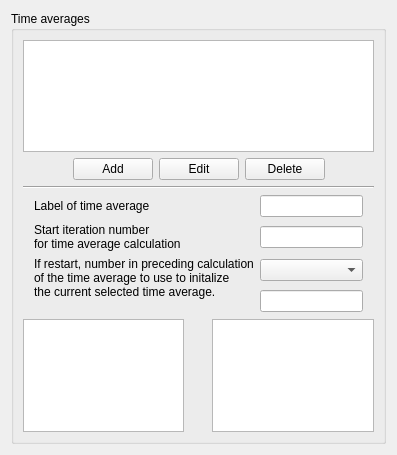
Above: gui/Pages/TimeAveragesForm.ui from code-saturne/code_saturne before the change. Below: the same form after it.
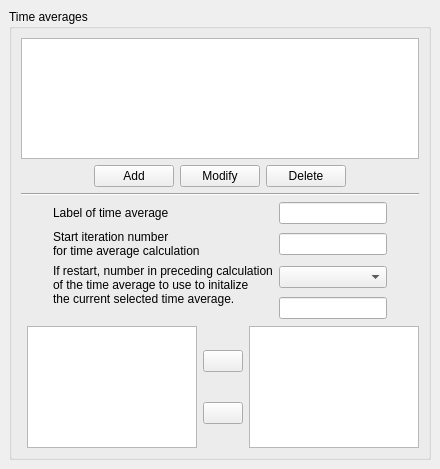
That is the form after the change. Icons and pictures are not drawn.

Commit message: Replace the drag'n drop feature in the graphical interface by a more intuitive add/remove mechanism for the profile and time average pages.

Diff of the .ui file:
```diff
--- a/gui/Pages/TimeAveragesForm.ui
+++ b/gui/Pages/TimeAveragesForm.ui
@@ -5,8 +5,8 @@
    <rect>
     <x>0</x>
     <y>0</y>
-    <width>397</width>
-    <height>455</height>
+    <width>440</width>
+    <height>469</height>
    </rect>
   </property>
   <property name="acceptDrops" >
@@ -15,91 +15,104 @@
   <property name="windowTitle" >
    <string>Form</string>
   </property>
-  <layout class="QGridLayout" name="gridLayout_2" >
+  <layout class="QGridLayout" >
+   <property name="margin" >
+    <number>9</number>
+   </property>
+   <property name="spacing" >
+    <number>6</number>
+   </property>
    <item row="0" column="0" >
     <widget class="QGroupBox" name="groupBox" >
      <property name="title" >
       <string>Time averages</string>
      </property>
-     <layout class="QVBoxLayout" name="verticalLayout" >
-      <item>
-       <widget class="QTreeView" name="treeViewAverage" >
-        <property name="alternatingRowColors" >
-         <bool>true</bool>
-        </property>
-        <property name="indentation" >
-         <number>0</number>
-        </property>
-        <property name="rootIsDecorated" >
-         <bool>false</bool>
-        </property>
-       </widget>
-      </item>
-      <item>
-       <layout class="QHBoxLayout" >
-        <item>
+     <layout class="QGridLayout" >
+      <property name="margin" >
+       <number>9</number>
+      </property>
+      <property name="spacing" >
+       <number>6</number>
+      </property>
+      <item row="4" column="4" >
          <spacer>
           <property name="orientation" >
            <enum>Qt::Horizontal</enum>
           </property>
-          <property name="sizeHint" stdset="0" >
+        <property name="sizeHint" >
            <size>
-            <width>40</width>
-            <height>20</height>
+          <width>16</width>
+          <height>95</height>
            </size>
           </property>
          </spacer>
         </item>
+      <item row="4" column="2" >
+       <layout class="QVBoxLayout" >
+        <property name="margin" >
+         <number>0</number>
+        </property>
+        <property name="spacing" >
+         <number>6</number>
+        </property>
         <item>
-         <layout class="QHBoxLayout" >
-          <item>
-           <widget class="QPushButton" name="pushButtonAdd" >
+         <widget class="QPushButton" name="pushButtonAddVar" >
             <property name="text" >
-             <string>Add</string>
-            </property>
+           <string/>
+          </property>
+          <property name="icon" >
+           <iconset resource="resources_pages.qrc" >:/new/prefix1/icons/32x32/go-next.png</iconset>
+          </property>
            </widget>
           </item>
           <item>
-           <widget class="QPushButton" name="pushButtonEdit" >
+         <widget class="QPushButton" name="pushButtonSuppressVar" >
             <property name="text" >
-             <string>Edit</string>
-            </property>
-           </widget>
-          </item>
-          <item>
-           <widget class="QPushButton" name="pushButtonDelete" >
-            <property name="text" >
-             <string>Delete</string>
+           <string/>
+          </property>
+          <property name="icon" >
+           <iconset resource="resources_pages.qrc" >:/new/prefix1/icons/32x32/go-previous.png</iconset>
+          </property>
+         </widget>
+        </item>
+       </layout>
+      </item>
+      <item row="4" column="3" >
+       <widget class="QListView" name="listViewDrop" >
+        <property name="alternatingRowColors" >
+         <bool>true</bool>
             </property>
            </widget>
           </item>
-         </layout>
-        </item>
-        <item>
+      <item row="4" column="1" >
+       <widget class="QListView" name="listViewDrag" >
+        <property name="alternatingRowColors" >
+         <bool>true</bool>
+        </property>
+       </widget>
+      </item>
+      <item row="4" column="0" >
          <spacer>
           <property name="orientation" >
            <enum>Qt::Horizontal</enum>
           </property>
-          <property name="sizeHint" stdset="0" >
+        <property name="sizeHint" >
            <size>
-            <width>40</width>
-            <height>20</height>
+          <width>16</width>
+          <height>95</height>
            </size>
           </property>
          </spacer>
         </item>
-       </layout>
-      </item>
-      <item>
-       <widget class="Line" name="line" >
-        <property name="orientation" >
-         <enum>Qt::Horizontal</enum>
+      <item row="3" column="0" colspan="4" >
+       <layout class="QHBoxLayout" >
+        <property name="margin" >
+         <number>0</number>
         </property>
-       </widget>
-      </item>
+        <property name="spacing" >
+         <number>6</number>
+        </property>
       <item>
-       <layout class="QHBoxLayout" name="horizontalLayout" >
-        <item>
          <spacer>
           <property name="orientation" >
            <enum>Qt::Horizontal</enum>
@@ -113,7 +126,13 @@
          </spacer>
         </item>
         <item>
-         <layout class="QGridLayout" name="gridLayout" >
+         <layout class="QGridLayout" >
+          <property name="margin" >
+           <number>0</number>
+          </property>
+          <property name="spacing" >
+           <number>6</number>
+          </property>
           <item row="0" column="0" >
            <widget class="QLabel" name="labelAverage" >
             <property name="text" >
@@ -134,7 +153,7 @@
              <string>Code_Saturne key word: NTDMOM(IMOM)</string>
             </property>
             <property name="text" >
-             <string>Start iteration number 
+             <string>Start iteration number
 for time average calculation</string>
             </property>
            </widget>
@@ -153,7 +172,7 @@
             </property>
             <property name="text" >
              <string>If restart, number in preceding calculation
-of the time average to use to initalize 
+of the time average to use to initalize
 the current selected time average.
 </string>
             </property>
@@ -186,67 +205,93 @@
         </item>
        </layout>
       </item>
-      <item>
+      <item row="2" column="0" colspan="4" >
+       <widget class="Line" name="line" >
+        <property name="orientation" >
+         <enum>Qt::Horizontal</enum>
+        </property>
+       </widget>
+      </item>
+      <item row="1" column="0" colspan="4" >
        <layout class="QHBoxLayout" >
+        <property name="margin" >
+         <number>0</number>
+        </property>
+        <property name="spacing" >
+         <number>6</number>
+        </property>
         <item>
          <spacer>
           <property name="orientation" >
            <enum>Qt::Horizontal</enum>
           </property>
-          <property name="sizeHint" stdset="0" >
+          <property name="sizeHint" >
            <size>
-            <width>20</width>
+            <width>40</width>
             <height>20</height>
            </size>
           </property>
          </spacer>
         </item>
         <item>
-         <widget class="QListView" name="listViewDrag" >
-          <property name="alternatingRowColors" >
-           <bool>true</bool>
+         <layout class="QHBoxLayout" >
+          <property name="margin" >
+           <number>0</number>
           </property>
+          <property name="spacing" >
+           <number>6</number>
+          </property>
+          <item>
+           <widget class="QPushButton" name="pushButtonAdd" >
+            <property name="text" >
+             <string>Add</string>
+            </property>
          </widget>
         </item>
         <item>
-         <widget class="QLabel" name="label" >
-          <property name="font" >
-           <font>
-            <pointsize>20</pointsize>
-            <weight>75</weight>
-            <bold>true</bold>
-           </font>
-          </property>
+           <widget class="QPushButton" name="pushButtonEdit" >
           <property name="text" >
-           <string/>
-          </property>
-          <property name="pixmap" >
-           <pixmap resource="resources_pages.qrc" >:/new/prefix1/icons/32x32/go-next.png</pixmap>
-          </property>
+             <string>Modify</string>
+            </property>
          </widget>
         </item>
         <item>
-         <widget class="QListView" name="listViewDrop" >
-          <property name="alternatingRowColors" >
-           <bool>true</bool>
+           <widget class="QPushButton" name="pushButtonDelete" >
+            <property name="text" >
+             <string>Delete</string>
           </property>
          </widget>
         </item>
+         </layout>
+        </item>
         <item>
          <spacer>
           <property name="orientation" >
            <enum>Qt::Horizontal</enum>
           </property>
-          <property name="sizeHint" stdset="0" >
+          <property name="sizeHint" >
            <size>
-            <width>16</width>
-            <height>16</height>
+            <width>40</width>
+            <height>20</height>
            </size>
           </property>
          </spacer>
         </item>
        </layout>
       </item>
+      <item row="0" column="0" colspan="4" >
+       <widget class="QTreeView" name="treeViewAverage" >
+        <property name="alternatingRowColors" >
+         <bool>true</bool>
+        </property>
+        <property name="indentation" >
+         <number>0</number>
+        </property>
+        <property name="rootIsDecorated" >
+         <bool>false</bool>
+        </property>
+       </widget>
+      </item>
      </layout>
     </widget>
    </item>
@@ -255,10 +300,10 @@
      <property name="orientation" >
       <enum>Qt::Vertical</enum>
      </property>
-     <property name="sizeHint" stdset="0" >
+     <property name="sizeHint" >
       <size>
-       <width>20</width>
-       <height>40</height>
+       <width>396</width>
+       <height>16</height>
       </size>
      </property>
     </spacer>
```
Left out of the diff: 4 changed lines with no effect on the pictures. Lines whose indentation alone changed are shown as unchanged. The commit also changes 5 other files.
